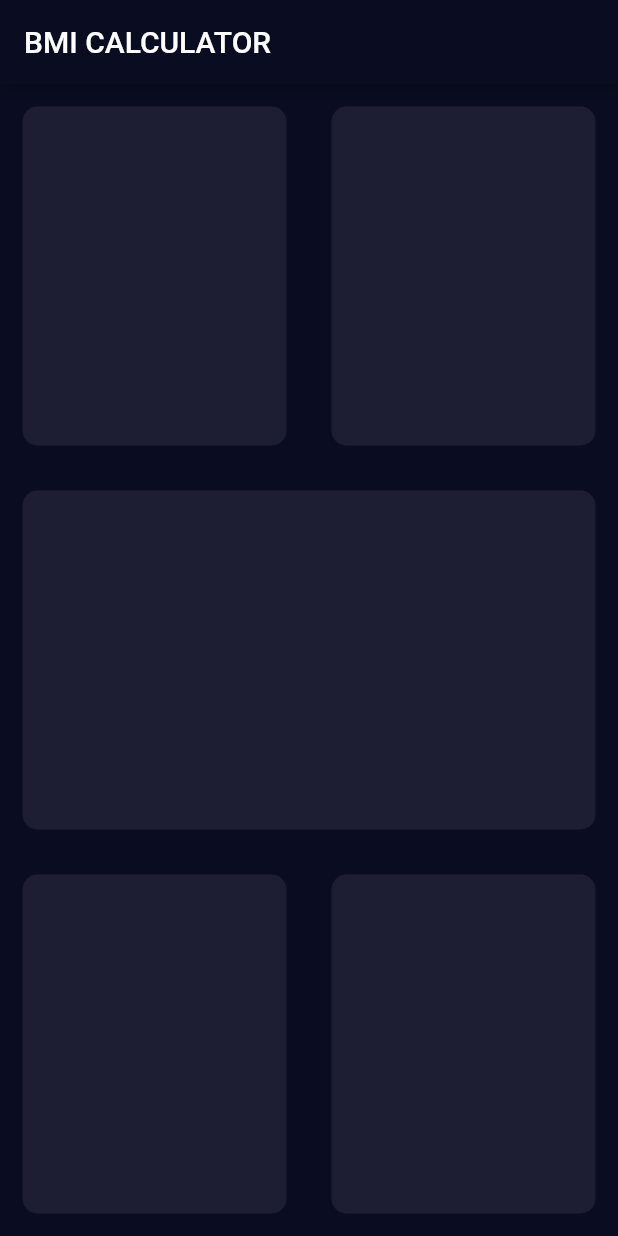
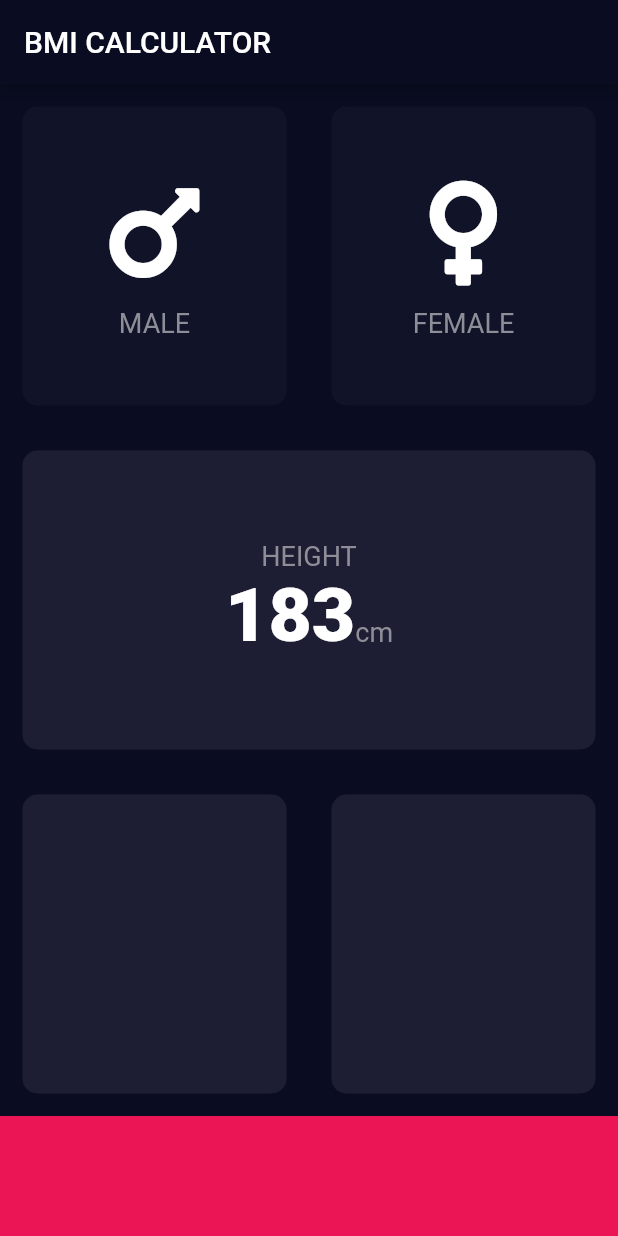
Before and after one commit to Mukeshkrjha/BMICalculator, a Flutter app: the screen it shows after launch, on a phone screen of 412 x 824 dp. Run offline on Flutter 3.47's test engine with Material 2 defaults, Android fonts, the phone set to English and light mode, and no system bars; our stand-ins replace font_awesome_flutter.

Commit message:
Gender selection layout and functionality done Height basic layout done

```diff
--- a/lib/custom_widget/card.dart
+++ b/lib/custom_widget/card.dart
@@ -1,16 +1,22 @@
 import 'package:flutter/material.dart';
 
-class Custom_Card extends StatelessWidget {
-  Color color;
+class CustomCard extends StatelessWidget {
+  final Color color;
+  final Widget child;
+  final Function onPress;
 
-  Custom_Card({@required this.color});
+  CustomCard({@required this.color, this.child, this.onPress});
 
   @override
   Widget build(BuildContext context) {
-    return Container(
-      margin: EdgeInsets.all(15.0),
-      decoration: BoxDecoration(
-          color: color, borderRadius: BorderRadius.circular(10.0)),
+    return GestureDetector(
+      onTap: onPress,
+      child: Container(
+        child: child,
+        margin: EdgeInsets.all(15.0),
+        decoration: BoxDecoration(
+            color: color, borderRadius: BorderRadius.circular(10.0)),
+      ),
     );
   }
 }
--- /dev/null
+++ b/lib/custom_widget/custom_icon.dart
@@ -0,0 +1,33 @@
+import 'package:flutter/material.dart';
+import 'package:flutter_health_bmi_calculator/util/app_constant.dart';
+
+class CustomIcons extends StatelessWidget {
+  final IconData icon;
+  final double size;
+  final Color color;
+  final String text;
+
+  CustomIcons(
+      {@required this.icon, this.size, this.color, @required this.text});
+
+  @override
+  Widget build(BuildContext context) {
+    return Column(
+      mainAxisAlignment: MainAxisAlignment.center,
+      children: [
+        Icon(
+          icon,
+          size: 80.0,
+          color: Colors.white,
+        ),
+        SizedBox(
+          height: 10.0,
+        ),
+        Text(
+          text,
+          style: kTEXT_STYLE,
+        )
+      ],
+    );
+  }
+}
--- a/lib/home.dart
+++ b/lib/home.dart
@@ -1,5 +1,11 @@
 import 'package:flutter/material.dart';
 import 'package:flutter_health_bmi_calculator/custom_widget/card.dart';
+import 'package:flutter_health_bmi_calculator/util/app_constant.dart';
+import 'package:font_awesome_flutter/font_awesome_flutter.dart';
+
+import 'custom_widget/custom_icon.dart';
+
+enum GENDER { MALE, FEMALE }
 
 class Home extends StatefulWidget {
   Home({Key key, this.title}) : super(key: key);
@@ -10,6 +16,8 @@ class Home extends StatefulWidget {
 }
 
 class _HomeState extends State<Home> {
+  GENDER selectedGender;
+
   @override
   Widget build(BuildContext context) {
     return Scaffold(
@@ -17,43 +25,91 @@ class _HomeState extends State<Home> {
         title: Text(widget.title),
       ),
       body: Column(
+        crossAxisAlignment: CrossAxisAlignment.stretch,
         children: [
           Expanded(
             child: Row(
               children: [
                 Expanded(
-                  child: Custom_Card(
-                    color: Color(0xFF1D1E33),
+                  child: CustomCard(
+                    onPress: () {
+                      setState(() {
+                        selectedGender = GENDER.MALE;
+                      });
+                    },
+                    color: (selectedGender == GENDER.MALE)
+                        ? kACTIVE_CARD_COLOR
+                        : kIN_ACTIVE_CARD_COLOR,
+                    child:
+                        CustomIcons(icon: FontAwesomeIcons.mars, text: 'MALE'),
                   ),
                 ),
                 Expanded(
-                  child: Custom_Card(
-                    color: Color(0xFF1D1E33),
+                  child: CustomCard(
+                    onPress: () {
+                      setState(() {
+                        selectedGender = GENDER.FEMALE;
+                      });
+                    },
+                    color: (selectedGender == GENDER.FEMALE)
+                        ? kACTIVE_CARD_COLOR
+                        : kIN_ACTIVE_CARD_COLOR,
+                    child: CustomIcons(
+                        icon: FontAwesomeIcons.venus, text: 'FEMALE'),
                   ),
                 )
               ],
             ),
           ),
           Expanded(
-            child: Custom_Card(
-              color: Color(0xFF1D1E33),
+            child: CustomCard(
+              color: kACTIVE_CARD_COLOR,
+              child: Column(
+                mainAxisAlignment: MainAxisAlignment.center,
+                children: [
+                  Text(
+                    'HEIGHT',
+                    style: kTEXT_STYLE,
+                  ),
+                  Row(
+                    mainAxisAlignment: MainAxisAlignment.center,
+                    crossAxisAlignment: CrossAxisAlignment.baseline,
+                    textBaseline: TextBaseline.alphabetic,
+                    children: [
+                      Text(
+                        '183',
+                        style: kLARGE_TEXT_STYLE,
+                      ),
+                      Text(
+                        'cm',
+                        style: kTEXT_STYLE,
+                      )
+                    ],
+                  ),
+                ],
+              ),
             ),
           ),
           Expanded(
             child: Row(
               children: [
                 Expanded(
-                  child: Custom_Card(
-                    color: Color(0xFF1D1E33),
+                  child: CustomCard(
+                    color: kACTIVE_CARD_COLOR,
                   ),
                 ),
                 Expanded(
-                  child: Custom_Card(
-                    color: Color(0xFF1D1E33),
+                  child: CustomCard(
+                    color: kACTIVE_CARD_COLOR,
                   ),
                 )
               ],
             ),
+          ),
+          Container(
+            color: kPINK,
+            height: kBOTTOM_CONTAINER_HEIGHT,
+            width: double.infinity,
           )
         ],
       ),
--- /dev/null
+++ b/lib/util/app_constant.dart
@@ -0,0 +1,18 @@
+import 'package:flutter/material.dart';
+
+const kACTIVE_CARD_COLOR = Color(0xFF1D1E33);
+const kIN_ACTIVE_CARD_COLOR = Color(0xFF111328);
+const kPINK = Color(0xFFEB1555);
+const double kBOTTOM_CONTAINER_HEIGHT = 80.0;
+const kTEXT_COLOR = Color(0xFF8D8E98);
+const kNORMAL_FONT_SIZE = 18.0;
+const double kLARGE_FONT_SIZE = 50.0;
+const FontWeight kLARGE_FONT_WEIGHT = FontWeight.w900;
+
+const TextStyle kTEXT_STYLE =
+    TextStyle(fontSize: kNORMAL_FONT_SIZE, color: kTEXT_COLOR);
+
+const TextStyle kLARGE_TEXT_STYLE = TextStyle(
+    fontSize: kLARGE_FONT_SIZE,
+    color: Colors.white,
+    fontWeight: kLARGE_FONT_WEIGHT);
```
Also changed, not shown: pubspec.yaml (+1 -12 lines), pubspec.lock, 15 other files.
